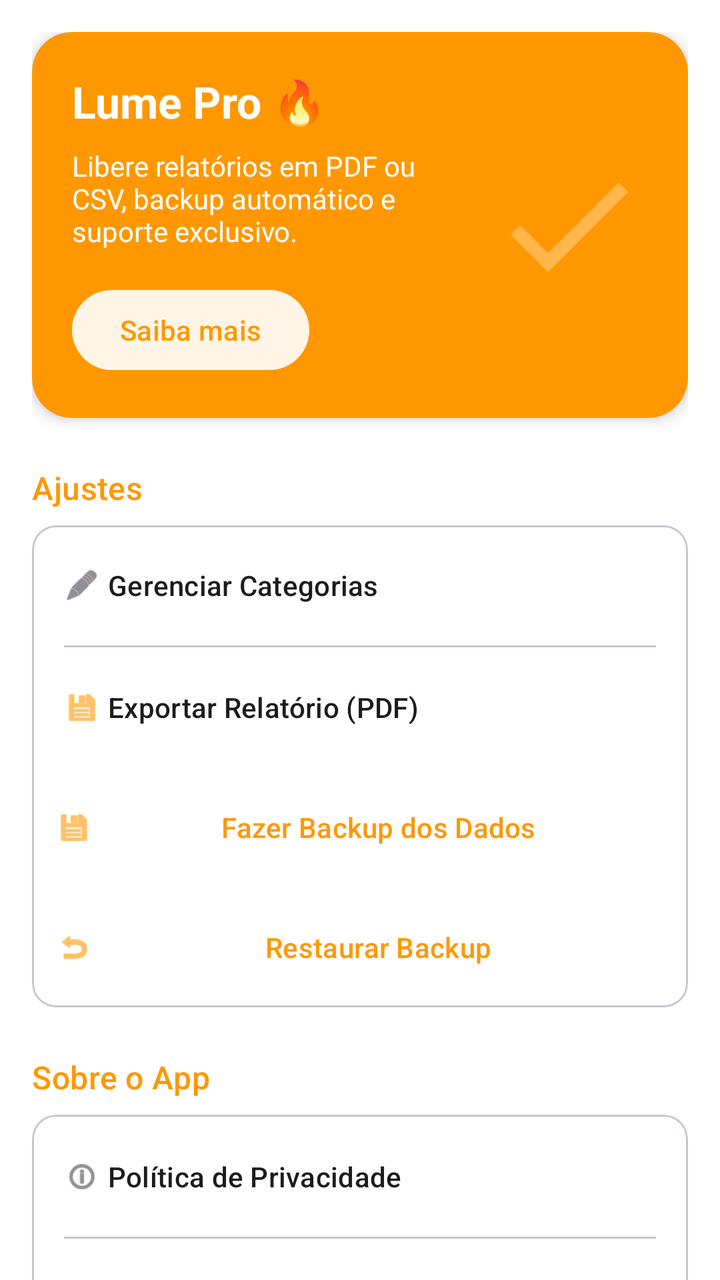
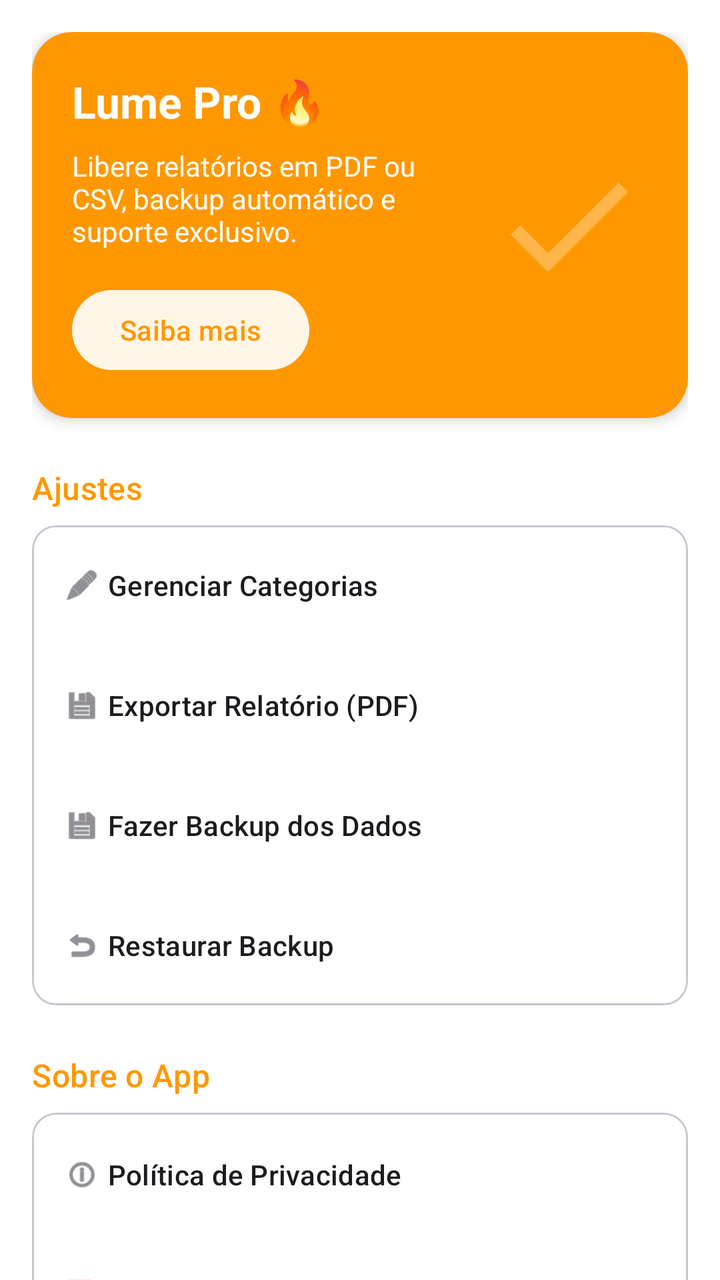

Compare the two renders of this Android layout. The source of the first and the diff that turns it into the second are given below.
<!-- AndroidManifest.xml: application theme Theme.Lume -->
<!-- res/layout/fragment_personalizacao.xml -->
<?xml version="1.0" encoding="utf-8"?>
<androidx.core.widget.NestedScrollView xmlns:android="http://schemas.android.com/apk/res/android"
    xmlns:app="http://schemas.android.com/apk/res-auto"
    xmlns:tools="http://schemas.android.com/tools"
    android:layout_width="match_parent"
    android:layout_height="match_parent"
    android:background="?attr/colorSurface"
    tools:context=".PersonFragment">

    <LinearLayout
        android:layout_width="match_parent"
        android:layout_height="wrap_content"
        android:orientation="vertical"
        android:padding="16dp">

        <com.google.android.material.card.MaterialCardView
            android:id="@+id/cardPremium"
            android:layout_width="match_parent"
            android:layout_height="wrap_content"
            android:layout_marginBottom="24dp"
            app:cardBackgroundColor="@color/lume_primary"
            app:cardCornerRadius="20dp"
            app:cardElevation="4dp"
            app:strokeWidth="0dp">

            <androidx.constraintlayout.widget.ConstraintLayout
                android:layout_width="match_parent"
                android:layout_height="wrap_content"
                android:padding="20dp">

                <TextView
                    android:id="@+id/txtTituloPro"
                    android:layout_width="wrap_content"
                    android:layout_height="wrap_content"
                    android:text="@string/lume_pro"
                    android:textColor="@android:color/white"
                    android:textSize="22sp"
                    android:textStyle="bold"
                    app:layout_constraintStart_toStartOf="parent"
                    app:layout_constraintTop_toTopOf="parent" />

                <TextView
                    android:id="@+id/txtDescricaoPro"
                    android:layout_width="0dp"
                    android:layout_height="wrap_content"
                    android:layout_marginTop="8dp"
                    android:layout_marginEnd="16dp"
                    android:text="@string/libere_pdf"
                    android:textColor="@android:color/white"
                    android:textSize="14sp"
                    app:layout_constraintEnd_toStartOf="@+id/imgPro"
                    app:layout_constraintStart_toStartOf="parent"
                    app:layout_constraintTop_toBottomOf="@id/txtTituloPro" />

                <com.google.android.material.button.MaterialButton
                    android:id="@+id/btnSejaPro"
                    style="@style/Widget.Material3.Button.TonalButton"
                    android:layout_width="wrap_content"
                    android:layout_height="wrap_content"
                    android:layout_marginTop="16dp"
                    android:text="@string/saiba_mais"
                    android:textColor="@color/lume_primary"
                    app:backgroundTint="@android:color/white"
                    app:layout_constraintStart_toStartOf="parent"
                    app:layout_constraintTop_toBottomOf="@id/txtDescricaoPro" />

                <ImageView
                    android:id="@+id/imgPro"
                    android:layout_width="80dp"
                    android:layout_height="80dp"
                    android:alpha="0.3"
                    android:src="@drawable/ic_check"
                    app:layout_constraintBottom_toBottomOf="parent"
                    app:layout_constraintEnd_toEndOf="parent"
                    app:layout_constraintTop_toTopOf="parent"
                    app:tint="@android:color/white" />

            </androidx.constraintlayout.widget.ConstraintLayout>
        </com.google.android.material.card.MaterialCardView>

        <TextView
            android:layout_width="wrap_content"
            android:layout_height="wrap_content"
            android:layout_marginBottom="8dp"
            android:text="@string/ajustes"
            android:textAppearance="@style/TextAppearance.Material3.TitleMedium"
            android:textColor="?attr/colorPrimary" />

        <com.google.android.material.card.MaterialCardView
            android:layout_width="match_parent"
            android:layout_height="wrap_content"
            android:layout_marginBottom="24dp"
            app:cardCornerRadius="12dp"
            app:cardElevation="0dp"
            app:strokeColor="?attr/colorOutlineVariant"
            app:strokeWidth="1dp">

            <LinearLayout
                android:layout_width="match_parent"
                android:layout_height="wrap_content"
                android:orientation="vertical">

                <com.google.android.material.button.MaterialButton
                    android:id="@+id/btnCategorias"
                    style="@style/Widget.Material3.Button.TextButton.Icon"
                    android:layout_width="match_parent"
                    android:layout_height="60dp"
                    android:gravity="start|center_vertical"
                    android:paddingHorizontal="16dp"
                    android:text="@string/gerenciar_categorias"
                    android:textColor="?attr/colorOnSurface"
                    app:icon="@android:drawable/ic_menu_edit"
                    app:iconTint="?attr/colorOnSurfaceVariant" />

                <View
                    android:layout_width="match_parent"
                    android:layout_height="1dp"
                    android:layout_marginHorizontal="16dp"
                    android:background="?attr/colorOutlineVariant" />

                <com.google.android.material.button.MaterialButton
                    android:id="@+id/btnExportarPDF"
                    style="@style/Widget.Material3.Button.TextButton.Icon"
                    android:layout_width="match_parent"
                    android:layout_height="60dp"
                    android:gravity="start|center_vertical"
                    android:paddingHorizontal="16dp"
                    android:text="@string/exportar_pdf"
                    android:textColor="?attr/colorOnSurface"
                    app:icon="@android:drawable/ic_menu_save"
                    app:iconTint="@color/lume_primary" />

                <com.google.android.material.button.MaterialButton
                    android:id="@+id/btnFazerBackup"
                    style="@style/Widget.Material3.Button.TextButton.Icon"
                    android:layout_width="match_parent"
                    android:layout_height="60dp"
                    android:text="@string/backup_dados"
                    app:icon="@android:drawable/ic_menu_save" />

                <com.google.android.material.button.MaterialButton
                    android:id="@+id/btnRestaurarBackup"
                    style="@style/Widget.Material3.Button.TextButton.Icon"
                    android:layout_width="match_parent"
                    android:layout_height="60dp"
                    android:text="@string/restaurar_backup"
                    app:icon="@android:drawable/ic_menu_revert" />


            </LinearLayout>
        </com.google.android.material.card.MaterialCardView>

        <TextView
            android:layout_width="wrap_content"
            android:layout_height="wrap_content"
            android:layout_marginBottom="8dp"
            android:text="@string/sobre_o_app"
            android:textAppearance="@style/TextAppearance.Material3.TitleMedium"
            android:textColor="?attr/colorPrimary" />

        <com.google.android.material.card.MaterialCardView
            android:layout_width="match_parent"
            android:layout_height="wrap_content"
            app:cardCornerRadius="12dp"
            app:cardElevation="0dp"
            app:strokeColor="?attr/colorOutlineVariant"
            app:strokeWidth="1dp">

            <LinearLayout
                android:layout_width="match_parent"
                android:layout_height="wrap_content"
                android:orientation="vertical">


                

                <View
                    android:layout_width="match_parent"
                    android:layout_height="1dp"
                    android:layout_marginHorizontal="16dp"
                    android:background="?attr/colorOutlineVariant" />

                <com.google.android.material.button.MaterialButton
                    android:id="@+id/btnPoliticaPrivacidade"
                    style="@style/Widget.Material3.Button.TextButton.Icon"
                    android:layout_width="match_parent"
                    android:layout_height="60dp"
                    android:gravity="start|center_vertical"
                    android:paddingHorizontal="16dp"
                    android:text="@string/politica_de_privacidade"
                    android:textColor="?attr/colorOnSurface"
                    app:icon="@android:drawable/ic_menu_info_details"
                    app:iconTint="?attr/colorOnSurfaceVariant" />

                <View
                    android:layout_width="match_parent"
                    android:layout_height="1dp"
                    android:layout_marginHorizontal="16dp"
                    android:background="?attr/colorOutlineVariant" />

                <com.google.android.material.button.MaterialButton
                    android:id="@+id/btnVideoDemonstracao"
                    style="@style/Widget.Material3.Button.TextButton.Icon"
                    android:layout_width="match_parent"
                    android:layout_height="60dp"
                    android:gravity="start|center_vertical"
                    android:paddingHorizontal="16dp"
                    android:text="@string/Lume_youtube"
                    android:textColor="?attr/colorOnSurface"
                    app:icon="@android:drawable/ic_menu_slideshow"
                    app:iconTint="#FF0000" />

                <View
                    android:layout_width="match_parent"
                    android:layout_height="1dp"
                    android:layout_marginHorizontal="16dp"
                    android:background="?attr/colorOutlineVariant" />

                <com.google.android.material.button.MaterialButton
                    android:id="@+id/btnAvaliar"
                    style="@style/Widget.Material3.Button.TextButton.Icon"
                    android:layout_width="match_parent"
                    android:layout_height="60dp"
                    android:gravity="start|center_vertical"
                    android:paddingHorizontal="16dp"
                    android:text="@string/avaliar_play"
                    android:textColor="?attr/colorOnSurface"
                    app:icon="@android:drawable/btn_star"
                    app:iconTint="?attr/colorOnSurfaceVariant" />

                <View
                    android:layout_width="match_parent"
                    android:layout_height="1dp"
                    android:layout_marginHorizontal="16dp"
                    android:background="?attr/colorOutlineVariant" />

                <com.google.android.material.button.MaterialButton
                    android:id="@+id/btnResetBoasVindas"
                    style="@style/Widget.Material3.Button.TextButton.Icon"
                    android:layout_width="match_parent"
                    android:layout_height="60dp"
                    android:gravity="start|center_vertical"
                    android:paddingHorizontal="16dp"
                    android:text="@string/ver_tutorial_novamente"
                    android:textColor="?attr/colorOnSurface"
                    app:icon="@android:drawable/ic_menu_help"
                    app:iconTint="?attr/colorOnSurfaceVariant" />

                <View
                    android:layout_width="match_parent"
                    android:layout_height="1dp"
                    android:layout_marginHorizontal="16dp"
                    android:background="?attr/colorOutlineVariant" />

                <TextView
                    android:id="@+id/txtVersaoApp"
                    android:layout_width="match_parent"
                    android:layout_height="wrap_content"
                    android:gravity="center"
                    android:padding="16dp"
                    android:text="@string/versao_app"
                    android:textColor="?attr/colorOnSurfaceVariant"
                    android:textSize="12sp" />

            </LinearLayout>
        </com.google.android.material.card.MaterialCardView>

    </LinearLayout>
</androidx.core.widget.NestedScrollView>
<!-- resources referenced by this layout -->
<resources>
  <color name="lume_primary">#FF9800</color>
  <!-- drawable ic_check (drawable) -->
  <?xml version="1.0" encoding="utf-8"?>
  <vector xmlns:android="http://schemas.android.com/apk/res/android"
      android:width="24dp"
      android:height="24dp"
      android:viewportWidth="24"
      android:viewportHeight="24">
      <path
          android:fillColor="@android:color/white"
          android:pathData="M9,16.17L4.83,12l-1.42,1.41L9,19 21,7l-1.41,-1.41z"/>
  </vector>
  <string name="Lume_youtube">Conheça o Lume (Youtube)</string>
  <string name="ajustes">Ajustes</string>
  <string name="avaliar_play">Avaliar na Play Store</string>
  <string name="backup_dados">Fazer Backup dos Dados</string>
  <string name="exportar_pdf">Exportar Relatório (PDF)</string>
  <string name="gerenciar_categorias">Gerenciar Categorias</string>
  <string name="libere_pdf">Libere relatórios em PDF ou CSV, backup automático e suporte exclusivo.</string>
  <string name="lume_pro">Lume Pro 🔥</string>
  <string name="politica_de_privacidade">Política de Privacidade</string>
  <string name="restaurar_backup">Restaurar Backup</string>
  <string name="saiba_mais">Saiba mais</string>
  <string name="sobre_o_app">Sobre o App</string>
  <string name="ver_tutorial_novamente">Ver tela de boas-vindas novamente</string>
  <string name="versao_app">Versão 1.6.1 (Lume Free)</string>
  <style name="Theme.Lume" parent="Theme.Material3.DayNight.NoActionBar">
          <item name="colorPrimary">@color/lume_orange_primary</item>
          <item name="android:windowBackground">@color/md_theme_light_background</item>
          <item name="colorSurface">@color/md_theme_light_surface</item>
          <item name="colorOnSurface">@color/md_theme_light_onSurface</item>
      </style>
  <color name="lume_orange_primary">#FF9800</color>
  <color name="md_theme_light_background">#FFFBFE</color>
  <color name="md_theme_light_surface">#FFFFFF</color>
  <color name="md_theme_light_onSurface">#1C1B1F</color>
</resources>

<!-- the commit's change to res/layout/fragment_personalizacao.xml (unified diff, before → after) -->
@@ -112,12 +112,6 @@
                     app:icon="@android:drawable/ic_menu_edit"
                     app:iconTint="?attr/colorOnSurfaceVariant" />
 
-                <View
-                    android:layout_width="match_parent"
-                    android:layout_height="1dp"
-                    android:layout_marginHorizontal="16dp"
-                    android:background="?attr/colorOutlineVariant" />
-
                 <com.google.android.material.button.MaterialButton
                     android:id="@+id/btnExportarPDF"
                     style="@style/Widget.Material3.Button.TextButton.Icon"
@@ -128,25 +122,31 @@
                     android:text="@string/exportar_pdf"
                     android:textColor="?attr/colorOnSurface"
                     app:icon="@android:drawable/ic_menu_save"
-                    app:iconTint="@color/lume_primary" />
+                    app:iconTint="?attr/colorOnSurfaceVariant" />
 
                 <com.google.android.material.button.MaterialButton
                     android:id="@+id/btnFazerBackup"
                     style="@style/Widget.Material3.Button.TextButton.Icon"
                     android:layout_width="match_parent"
                     android:layout_height="60dp"
+                    android:gravity="start|center_vertical"
+                    android:paddingHorizontal="16dp"
                     android:text="@string/backup_dados"
-                    app:icon="@android:drawable/ic_menu_save" />
+                    android:textColor="?attr/colorOnSurface"
+                    app:icon="@android:drawable/ic_menu_save"
+                    app:iconTint="?attr/colorOnSurfaceVariant" />
 
                 <com.google.android.material.button.MaterialButton
                     android:id="@+id/btnRestaurarBackup"
                     style="@style/Widget.Material3.Button.TextButton.Icon"
                     android:layout_width="match_parent"
                     android:layout_height="60dp"
+                    android:gravity="start|center_vertical"
+                    android:paddingHorizontal="16dp"
                     android:text="@string/restaurar_backup"
-                    app:icon="@android:drawable/ic_menu_revert" />
-
-
+                    android:textColor="?attr/colorOnSurface"
+                    app:icon="@android:drawable/ic_menu_revert"
+                    app:iconTint="?attr/colorOnSurfaceVariant" />
             </LinearLayout>
         </com.google.android.material.card.MaterialCardView>
 
@@ -171,7 +171,6 @@
                 android:layout_height="wrap_content"
                 android:orientation="vertical">
 
-
                 
 
                 <View
@@ -192,12 +191,6 @@
                     app:icon="@android:drawable/ic_menu_info_details"
                     app:iconTint="?attr/colorOnSurfaceVariant" />
 
-                <View
-                    android:layout_width="match_parent"
-                    android:layout_height="1dp"
-                    android:layout_marginHorizontal="16dp"
-                    android:background="?attr/colorOutlineVariant" />
-
                 <com.google.android.material.button.MaterialButton
                     android:id="@+id/btnVideoDemonstracao"
                     style="@style/Widget.Material3.Button.TextButton.Icon"
@@ -210,12 +203,6 @@
                     app:icon="@android:drawable/ic_menu_slideshow"
                     app:iconTint="#FF0000" />
 
-                <View
-                    android:layout_width="match_parent"
-                    android:layout_height="1dp"
-                    android:layout_marginHorizontal="16dp"
-                    android:background="?attr/colorOutlineVariant" />
-
                 <com.google.android.material.button.MaterialButton
                     android:id="@+id/btnAvaliar"
                     style="@style/Widget.Material3.Button.TextButton.Icon"
@@ -228,12 +215,6 @@
                     app:icon="@android:drawable/btn_star"
                     app:iconTint="?attr/colorOnSurfaceVariant" />
 
-                <View
-                    android:layout_width="match_parent"
-                    android:layout_height="1dp"
-                    android:layout_marginHorizontal="16dp"
-                    android:background="?attr/colorOutlineVariant" />
-
                 <com.google.android.material.button.MaterialButton
                     android:id="@+id/btnResetBoasVindas"
                     style="@style/Widget.Material3.Button.TextButton.Icon"
@@ -245,12 +226,6 @@
                     android:textColor="?attr/colorOnSurface"
                     app:icon="@android:drawable/ic_menu_help"
                     app:iconTint="?attr/colorOnSurfaceVariant" />
-
-                <View
-                    android:layout_width="match_parent"
-                    android:layout_height="1dp"
-                    android:layout_marginHorizontal="16dp"
-                    android:background="?attr/colorOutlineVariant" />
 
                 <TextView
                     android:id="@+id/txtVersaoApp"
<!-- resource entries referenced after the edit -->
@@ -12,7 +12,7 @@
           android:fillColor="@android:color/white"
           android:pathData="M9,16.17L4.83,12l-1.42,1.41L9,19 21,7l-1.41,-1.41z"/>
   </vector>
-  <string name="Lume_youtube">Conheça o Lume (Youtube)</string>
+  <string name="Lume_youtube">Conheça o Lume (YouTube)</string>
   <string name="ajustes">Ajustes</string>
   <string name="avaliar_play">Avaliar na Play Store</string>
   <string name="backup_dados">Fazer Backup dos Dados</string>
